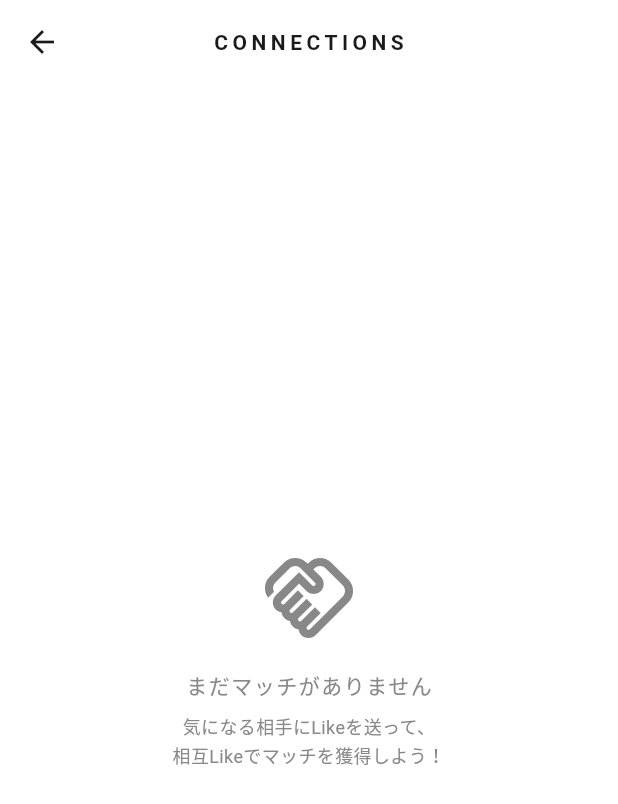
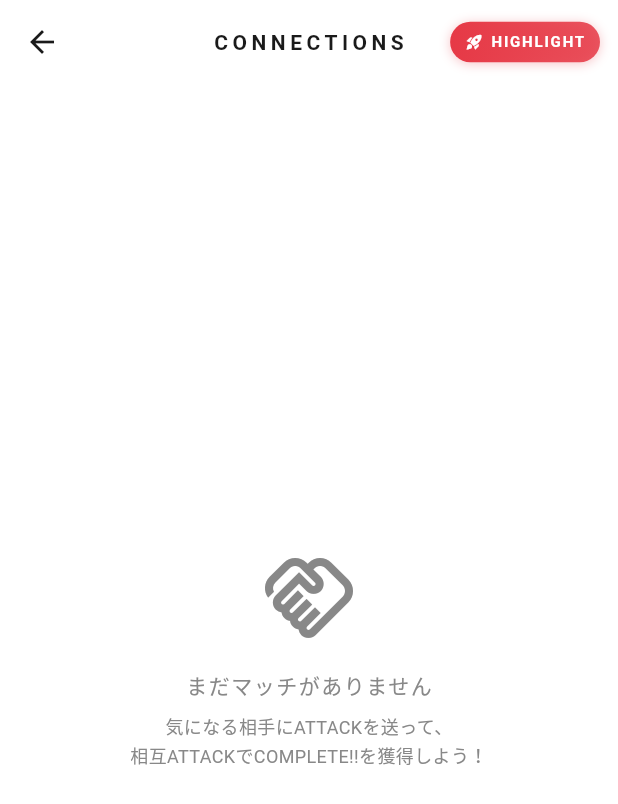
Before and after one commit to muranishi-stack/tsunagu-ai-community, a Flutter app: the MatchesScreen screen opened directly, on a phone screen of 412 x 824 dp. Shown: the top 804 px of the screen. Run offline on Flutter 3.47's test engine with Material 3 defaults, Android fonts, the phone set to English and light mode, and no system bars; our stand-ins replace cloud_firestore, firebase_auth, firebase_core, firebase_storage, geocoding, geolocator and 3 more; missing offline and left inert: dart:html; accounts and stored records are empty.

Commit message:
Phase 1.11.2: Rebrand BOOST/LIKE actions to HIGHLIGHT/ATTACK
UI文言リネーム (内部DB値・クラス名は維持):
- BOOST → HIGHLIGHT (Tinder類似名を回避)
- LIKE → ATTACK
- PASS/NOPE → SKIP
- SUPER LIKE → SUPER ATTACK
- マッチ成立 → COMPLETE!!

レイアウト変更:
- HIGHLIGHTボタンをDISCOVER画面から削除
- HIGHLIGHTボタンをCONNECTIONS画面AppBarに移設

その他:
- 管理画面メニュー: ブースト履歴 → HIGHLIGHT履歴
- 管理画面ダッシュボード/売上のラベル更新
- AppVersion 1.11.1 → 1.11.2

```diff
--- a/lib/admin/screens/boosts_screen.dart
+++ b/lib/admin/screens/boosts_screen.dart
@@ -27,7 +27,7 @@ class _AdminBoostsScreenState extends State<AdminBoostsScreen> {
     return AnimatedBuilder(
       animation: service,
       builder: (context, _) {
-        // ブースト購入レコードを抽出
+        // HIGHLIGHT購入レコードを抽出
         final boosts = service.revenues
             .where((r) => r.planType == PlanType.boost)
             .toList();
@@ -47,7 +47,7 @@ class _AdminBoostsScreenState extends State<AdminBoostsScreen> {
 
         return AdminLayout(
           currentRoute: '/admin/boosts',
-          title: 'BOOSTS',
+          title: 'HIGHLIGHTS',
           child: SingleChildScrollView(
             padding: const EdgeInsets.all(32),
             child: Column(
@@ -77,7 +77,7 @@ class _AdminBoostsScreenState extends State<AdminBoostsScreen> {
                         icon: Icons.shopping_bag_outlined,
                       ),
                       StatCard(
-                        label: 'BOOST REVENUE',
+                        label: 'HIGHLIGHT REVENUE',
                         value: formatCurrency(totalRevenue),
                         change: '+18.6%',
                         icon: Icons.payments_outlined,
@@ -93,7 +93,7 @@ class _AdminBoostsScreenState extends State<AdminBoostsScreen> {
                 }),
                 const SizedBox(height: 32),
 
-                // ブースト時間帯分布
+                // HIGHLIGHT時間帯分布
                 Container(
                   padding: const EdgeInsets.all(24),
                   decoration: BoxDecoration(
--- a/lib/admin/screens/dashboard_screen.dart
+++ b/lib/admin/screens/dashboard_screen.dart
@@ -299,7 +299,7 @@ class _HeroHeader extends StatelessWidget {
                     ),
                     const SizedBox(width: 8),
                     _heroChip(
-                      label: 'BOOSTS',
+                      label: 'HIGHLIGHTS',
                       value: formatNumber(activeBoosts),
                       icon: Icons.rocket_launch,
                       highlight: true,
@@ -681,7 +681,7 @@ class _KpiGrid extends StatelessWidget {
               icon: Icons.favorite_outline,
             ),
             StatCard(
-              label: 'ACTIVE BOOSTS',
+              label: 'ACTIVE HIGHLIGHTS',
               value: formatNumber(kpi.activeBoosts),
               change: 'LIVE',
               changePositive: true,
@@ -974,7 +974,7 @@ class _PlanBreakdownCard extends StatelessWidget {
       case PlanType.singleCategory:
         return '単カテゴリ月額';
       case PlanType.boost:
-        return 'ブースト';
+        return 'HIGHLIGHT';
       case PlanType.freeTrial:
         return '無料体験';
     }
--- a/lib/admin/screens/revenue_screen.dart
+++ b/lib/admin/screens/revenue_screen.dart
@@ -538,7 +538,7 @@ class _AdminRevenueScreenState extends State<AdminRevenueScreen> {
         label = 'SINGLE';
         break;
       case PlanType.boost:
-        label = 'BOOST';
+        label = 'HIGHLIGHT';
         break;
       case PlanType.freeTrial:
         label = 'TRIAL';
--- a/lib/admin/screens/settings_screen.dart
+++ b/lib/admin/screens/settings_screen.dart
@@ -52,7 +52,7 @@ class AdminSettingsScreen extends StatelessWidget {
                 _SettingsTile(
                   icon: Icons.attach_money_outlined,
                   label: 'プラン料金設定',
-                  description: '全カテゴリ ¥4,800 / 単カテゴリ ¥1,980 / ブースト ¥500',
+                  description: '全カテゴリ ¥4,800 / 単カテゴリ ¥1,980 / HIGHLIGHT ¥500',
                   onTap: () => _showInfo(context, 'プラン料金は次回リリースで編集可能になります'),
                 ),
                 _SettingsTile(
--- a/lib/admin/screens/users_screen.dart
+++ b/lib/admin/screens/users_screen.dart
@@ -1067,7 +1067,7 @@ class _PanelContent extends StatelessWidget {
       case PlanType.singleCategory:
         return '単カテゴリ月額';
       case PlanType.boost:
-        return 'ブースト中';
+        return 'HIGHLIGHT中';
       case PlanType.freeTrial:
         return '無料体験中';
     }
@@ -1320,7 +1320,7 @@ class _PlanBadge extends StatelessWidget {
       case PlanType.singleCategory:
         return 'SINGLE';
       case PlanType.boost:
-        return 'BOOST';
+        return 'HIGHLIGHT';
       case PlanType.freeTrial:
         return 'TRIAL';
     }
--- a/lib/admin/services/admin_service.dart
+++ b/lib/admin/services/admin_service.dart
@@ -511,7 +511,7 @@ class AdminService extends ChangeNotifier {
               '${r.selectedCategory?.label ?? "カテゴリ"}月額 (¥${r.amountJpy}) を購入';
           break;
         case PlanType.boost:
-          desc = 'ブースト (¥${r.amountJpy}) を購入';
+          desc = 'HIGHLIGHT (¥${r.amountJpy}) を購入';
           break;
         case PlanType.freeTrial:
           desc = '無料体験を開始';
--- a/lib/admin/widgets/admin_layout.dart
+++ b/lib/admin/widgets/admin_layout.dart
@@ -155,7 +155,7 @@ class _Sidebar extends StatelessWidget {
                 _menuItem(context, route, Icons.payments_outlined,
                     Icons.payments, '課金・売上', '/admin/revenue'),
                 _menuItem(context, route, Icons.rocket_launch_outlined,
-                    Icons.rocket_launch, 'ブースト履歴', '/admin/boosts'),
+                    Icons.rocket_launch, 'HIGHLIGHT履歴', '/admin/boosts'),
                 const SizedBox(height: 16),
                 _menuSection('OPERATIONS'),
                 _menuItem(
--- a/lib/data/app_version.dart
+++ b/lib/data/app_version.dart
@@ -4,17 +4,17 @@
 ///   - Phase X.Y: 大きな機能リリース単位 (X=メジャー / Y=マイナー)
 ///   - 数値版は YYMMDD でビルド日を併記
 ///
-/// Phase 1.11.1 - TSUNAGU
+/// Phase 1.11.2 - TSUNAGU
 library;
 
 class AppVersion {
   AppVersion._();
 
   /// ユーザー向けバージョン表記
-  static const String version = '1.11.1';
+  static const String version = '1.11.2';
 
   /// 内部フェーズ識別子
-  static const String phase = 'Phase 1.11.1';
+  static const String phase = 'Phase 1.11.2';
 
   /// ビルド日 (YYYY-MM-DD)
   static const String buildDate = '2026-05-29';
--- a/lib/screens/discover_screen.dart
+++ b/lib/screens/discover_screen.dart
@@ -4,7 +4,6 @@ import '../models/connection_category.dart';
 import '../theme/app_theme.dart';
 import '../widgets/tsunagu_logo.dart';
 import '../widgets/location_filter_sheet.dart';
-import '../widgets/boost_button.dart';
 import '../services/user_preferences.dart';
 import '../services/ai_matching_service.dart';
 import '../services/user_service.dart';
@@ -388,11 +387,11 @@ class _DiscoverScreenState extends State<DiscoverScreen>
           children: const [
             Icon(Icons.auto_awesome, color: AppTheme.vermillion),
             SizedBox(width: 8),
-            Text('Super Like 残数 0'),
+            Text('SUPER ATTACK 残数 0'),
           ],
         ),
         content: Text(
-          '今月のSuper Like送信回数（5回）を使い切りました。\n来月1日にリセットされます。',
+          '今月のSUPER ATTACK送信回数（5回）を使い切りました。\n来月1日にリセットされます。',
           style: TextStyle(color: AppTheme.textSecondary(context)),
         ),
         actions: [
@@ -491,8 +490,8 @@ class _DiscoverScreenState extends State<DiscoverScreen>
               Expanded(
                 child: Text(
                   isMutualMatch
-                      ? 'Super Like で マッチ成立！ 🎉'
-                      : 'Super Like 送信完了 - 相手に目立って通知されます',
+                      ? 'SUPER ATTACK で COMPLETE!! 🎉'
+                      : 'SUPER ATTACK 送信完了 - 相手に目立って通知されます',
                   style: const TextStyle(
                     color: Colors.white,
                     fontWeight: FontWeight.w700,
@@ -536,7 +535,7 @@ class _DiscoverScreenState extends State<DiscoverScreen>
             const SizedBox(width: 12),
             Text(
               isMutualMatch
-                  ? 'マッチ成立！ - お互いLikeしました'
+                  ? 'COMPLETE!! - お互いATTACKしました'
                   : 'TSUNAGU - 繋がりました',
               style: const TextStyle(
                 color: AppTheme.vermillion,
@@ -817,11 +816,7 @@ class _DiscoverScreenState extends State<DiscoverScreen>
         ],
       ),
       actions: [
-        // BOOSTボタンをAppBar内に配置（コンパクト版でカテゴリタブと別行に）
-        const Padding(
-          padding: EdgeInsets.only(right: 4),
-          child: BoostButton(compact: true),
-        ),
+        // HIGHLIGHTボタンはCONNECTIONS画面に移設済み
         IconButton(
           icon: const Icon(Icons.notifications_none_outlined, size: 22),
           onPressed: () {},
@@ -1135,7 +1130,7 @@ class _DiscoverScreenState extends State<DiscoverScreen>
                           borderRadius: BorderRadius.circular(4),
                         ),
                         child: const Text(
-                          'LIKE',
+                          'ATTACK',
                           style: TextStyle(
                             color: AppTheme.gold,
                             fontSize: 24,
@@ -1160,7 +1155,7 @@ class _DiscoverScreenState extends State<DiscoverScreen>
                           borderRadius: BorderRadius.circular(4),
                         ),
                         child: const Text(
-                          'PASS',
+                          'SKIP',
                           style: TextStyle(
                             color: Colors.white,
                             fontSize: 24,
@@ -1197,7 +1192,7 @@ class _DiscoverScreenState extends State<DiscoverScreen>
             onTap: _handleRewind,
             lockBadge: !isPremium,
           ),
-          // PASS
+          // SKIP
           _buildActionButton(
             icon: Icons.close,
             iconColor: AppTheme.charcoal,
@@ -1217,7 +1212,7 @@ class _DiscoverScreenState extends State<DiscoverScreen>
                 ? AppTheme.vermillion
                 : Colors.grey,
           ),
-          // LIKE
+          // ATTACK
           _buildActionButton(
             icon: Icons.favorite,
             iconColor: AppTheme.vermillion,
--- a/lib/screens/matches_screen.dart
+++ b/lib/screens/matches_screen.dart
@@ -7,6 +7,7 @@ import 'package:flutter/material.dart';
 import '../models/user_profile.dart';
 import '../services/user_service.dart';
 import '../theme/app_theme.dart';
+import '../widgets/boost_button.dart';
 import 'chat_screen.dart';
 
 class MatchesScreen extends StatefulWidget {
@@ -41,6 +42,13 @@ class _MatchesScreenState extends State<MatchesScreen> {
             color: AppTheme.textPrimary(context),
           ),
         ),
+        actions: const [
+          // HIGHLIGHTボタンをCONNECTIONS画面に配置
+          Padding(
+            padding: EdgeInsets.only(right: 12),
+            child: BoostButton(compact: true),
+          ),
+        ],
       ),
       body: SafeArea(
         child: Column(
@@ -116,7 +124,7 @@ class _MatchesScreenState extends State<MatchesScreen> {
           Padding(
             padding: EdgeInsets.symmetric(horizontal: 48),
             child: Text(
-              '気になる相手にLikeを送って、\n相互Likeでマッチを獲得しよう！',
+              '気になる相手にATTACKを送って、\n相互ATTACKでCOMPLETE!!を獲得しよう！',
               textAlign: TextAlign.center,
               style: TextStyle(
                 color: AppTheme.textTertiary(context),
@@ -626,7 +634,7 @@ class _SuperLikeReceivedBannerState extends State<_SuperLikeReceivedBanner>
                           Row(
                             children: [
                               const Text(
-                                'SUPER LIKE',
+                                'SUPER ATTACK',
                                 style: TextStyle(
                                   color: Colors.white,
                                   fontWeight: FontWeight.w800,
@@ -655,7 +663,7 @@ class _SuperLikeReceivedBannerState extends State<_SuperLikeReceivedBanner>
                           ),
                           const SizedBox(height: 4),
                           Text(
-                            '$count人があなたにSuper Likeを送りました',
+                            '$count人があなたにSUPER ATTACKを送りました',
                             style: const TextStyle(
                               color: Colors.white,
                               fontSize: 13,
@@ -713,7 +721,7 @@ class _SuperLikeReceivedBannerState extends State<_SuperLikeReceivedBanner>
                       color: AppTheme.vermillion, size: 22),
                   const SizedBox(width: 8),
                   Text(
-                    'あなたに Super Like (${notifications.length})',
+                    'あなたに SUPER ATTACK (${notifications.length})',
                     style: TextStyle(
                       color: AppTheme.textPrimary(context),
                       fontSize: 15,
@@ -814,7 +822,7 @@ class _SuperLikerTile extends StatelessWidget {
             ),
           ),
           subtitle: Text(
-            'あなたに Super Like を送りました',
+            'あなたに SUPER ATTACK を送りました',
             style: TextStyle(
               color: AppTheme.vermillion,
               fontSize: 12,
--- a/lib/screens/profile_detail_screen.dart
+++ b/lib/screens/profile_detail_screen.dart
@@ -247,7 +247,7 @@ class ProfileDetailScreen extends StatelessWidget {
                 onPressed: () {
                   ScaffoldMessenger.of(context).showSnackBar(
                     const SnackBar(
-                      content: Text('LIKE送信しました',
+                      content: Text('ATTACK送信しました',
                           style: TextStyle(letterSpacing: 1.5)),
                       backgroundColor: AppTheme.black,
                       behavior: SnackBarBehavior.floating,
@@ -265,7 +265,7 @@ class ProfileDetailScreen extends StatelessWidget {
                   ),
                 ),
                 child: const Text(
-                  'LIKE',
+                  'ATTACK',
                   style: TextStyle(letterSpacing: 3.0, fontSize: 12),
                 ),
               ),
--- a/lib/screens/profile_screen.dart
+++ b/lib/screens/profile_screen.dart
@@ -452,7 +452,7 @@ class _ProfileScreenState extends State<ProfileScreen> {
                 children: [
                   _buildStatRow('Matches', '12'),
                   const SizedBox(height: 4),
-                  _buildStatRow('Likes', '47'),
+                  _buildStatRow('ATTACKs', '47'),
                 ],
               ),
             ],
--- a/lib/screens/subscription_screen.dart
+++ b/lib/screens/subscription_screen.dart
@@ -194,9 +194,9 @@ class _SubscriptionScreenState extends State<SubscriptionScreen> {
               _buildSectionHeader('MONTHLY PLANS'),
               const SizedBox(height: 12),
               ...SubscriptionPlan.monthlyPlans.map(_buildPlanCard),
-              // ブースト
+              // HIGHLIGHT
               const SizedBox(height: 24),
-              _buildSectionHeader('BOOST'),
+              _buildSectionHeader('HIGHLIGHT'),
               const SizedBox(height: 12),
               _buildBoostCard(),
               const SizedBox(height: 32),
@@ -766,7 +766,7 @@ class _SubscriptionScreenState extends State<SubscriptionScreen> {
                       color: AppTheme.vermillion, size: 16),
                   const SizedBox(width: 8),
                   const Text(
-                    'BOOST中',
+                    'HIGHLIGHT中',
                     style: TextStyle(
                       color: AppTheme.vermillion,
                       fontSize: 10,
@@ -803,8 +803,8 @@ class _SubscriptionScreenState extends State<SubscriptionScreen> {
               ),
               child: Text(
                 activeBoost != null
-                    ? '追加でブースト購入'
-                    : '${plan.priceLabel}でブースト',
+                    ? '追加でHIGHLIGHT購入'
+                    : '${plan.priceLabel}でHIGHLIGHT',
                 style: const TextStyle(
                   letterSpacing: 2.0,
                   fontSize: 12,
--- a/lib/widgets/boost_button.dart
+++ b/lib/widgets/boost_button.dart
@@ -5,8 +5,8 @@ import '../services/subscription_service.dart';
 import '../theme/app_theme.dart';
 import 'payment_sheet.dart';
 
-/// Discover画面のアクションボタン横に表示する、
-/// 「アプローチ強化（ブースト）」ボタン
+/// CONNECTIONS画面のAppBarに配置する、
+/// 「アプローチ強化（HIGHLIGHT）」ボタン
 class BoostButton extends StatefulWidget {
   /// コンパクト表示（AppBar内に収まるサイズ）
   final bool compact;
@@ -96,7 +96,7 @@ class _BoostButtonState extends State<BoostButton> {
               Icon(Icons.rocket_launch, size: 12, color: Colors.white),
               SizedBox(width: 5),
               Text(
-                'BOOST',
+                'HIGHLIGHT',
                 style: TextStyle(
                   color: Colors.white,
                   fontSize: 10,
@@ -135,7 +135,7 @@ class _BoostButtonState extends State<BoostButton> {
             Icon(Icons.rocket_launch, size: 14, color: Colors.white),
             SizedBox(width: 8),
             Text(
-              'BOOST',
+              'HIGHLIGHT',
               style: TextStyle(
                 color: Colors.white,
                 fontSize: 11,
@@ -215,7 +215,7 @@ class _BoostButtonState extends State<BoostButton> {
           ),
           const SizedBox(width: 8),
           const Text(
-            'BOOST中',
+            'HIGHLIGHT中',
             style: TextStyle(
               color: AppTheme.vermillion,
               fontSize: 10,
--- a/lib/widgets/payment_sheet.dart
+++ b/lib/widgets/payment_sheet.dart
@@ -64,7 +64,7 @@ class _PaymentSheetState extends State<PaymentSheet> {
     if (!mounted) return;
 
     if (result.success) {
-      // サブスクリプション/ブースト有効化
+      // サブスクリプション/HIGHLIGHT有効化
       if (widget.plan.type == PlanType.freeTrial) {
         _subscriptionService.startFreeTrial();
       } else if (widget.plan.type == PlanType.boost) {
@@ -421,7 +421,7 @@ class _PaymentSheetState extends State<PaymentSheet> {
     final plan = widget.plan;
     if (plan.type == PlanType.boost) {
       return const Text(
-        '※ ブーストは購入後ただちに有効化され、24時間継続します。返金不可。',
+        '※ HIGHLIGHTは購入後ただちに有効化され、24時間継続します。返金不可。',
         style: TextStyle(color: AppTheme.lightGrey, fontSize: 10, height: 1.5),
       );
     }
--- a/lib/widgets/subscription_status_card.dart
+++ b/lib/widgets/subscription_status_card.dart
@@ -109,7 +109,7 @@ class _SubscriptionStatusCardState extends State<SubscriptionStatusCard> {
                           size: 10, color: AppTheme.vermillion),
                       SizedBox(width: 4),
                       Text(
-                        'BOOST',
+                        'HIGHLIGHT',
                         style: TextStyle(
                           color: AppTheme.vermillion,
                           fontSize: 9,
@@ -168,7 +168,7 @@ class _SubscriptionStatusCardState extends State<SubscriptionStatusCard> {
                     if (boost != null) ...[
                       const SizedBox(height: 2),
                       Text(
-                        'ブースト ${boost.remainingLabel}',
+                        'HIGHLIGHT ${boost.remainingLabel}',
                         style: const TextStyle(
                           color: AppTheme.vermillion,
                           fontSize: 10,
@@ -253,7 +253,7 @@ class _SubscriptionStatusCardState extends State<SubscriptionStatusCard> {
                         Icon(Icons.bolt, size: 10, color: Colors.white),
                         SizedBox(width: 4),
                         Text(
-                          'BOOST',
+                          'HIGHLIGHT',
                           style: TextStyle(
                             color: Colors.white,
                             fontSize: 9,
```
